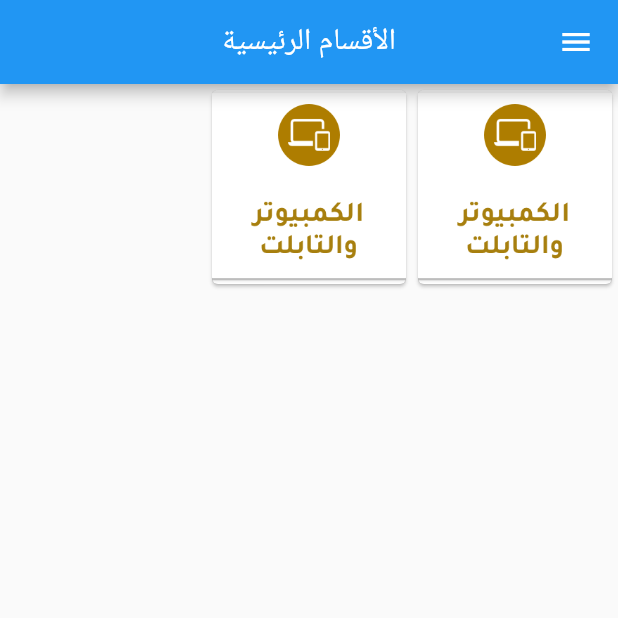
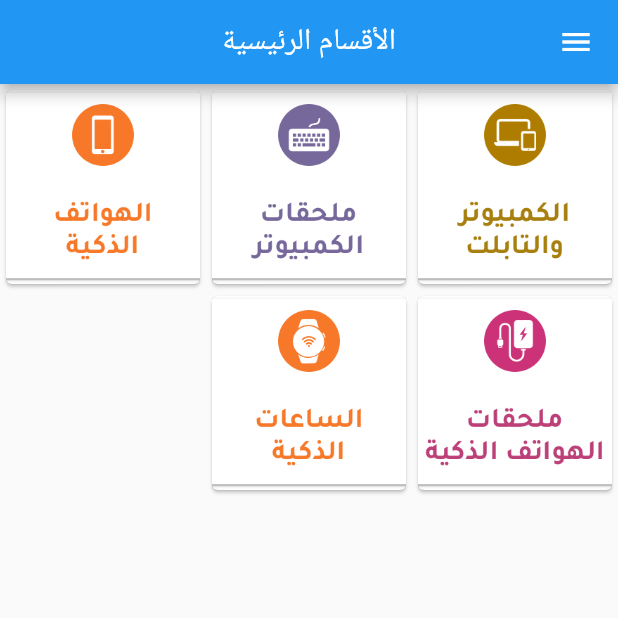
Before and after one commit to Abozaid91/MyStore, a Flutter app: the Categories screen opened by its route, on a phone screen of 412 x 824 dp, the top half of it. Run offline on Flutter 3.47's test engine with Material 2 defaults, Android fonts, the phone set to English and light mode, and no system bars; our stand-ins replace carousel_pro.

Commit message:
saving to github

```diff
--- a/lib/pages/categories.dart
+++ b/lib/pages/categories.dart
@@ -18,16 +18,40 @@ class _CategoriesState extends State<Categories> {
         children: [
           Container(child: Card(child: Column(children: [
            Expanded(child: Image.asset("images/LaptopsTablets.png",fit: BoxFit.cover,)),
+           //Container(child:Text("Laptops and Tablets",style: TextStyle(fontSize: 13,fontWeight: FontWeight.w900),)),
           ],
           ),
           ),
           ),
            Container(child: Card(child: Column(children: [
-           Expanded(child: Image.asset("images/LaptopsTablets.png",fit: BoxFit.cover,)),
+           Expanded(child: Image.asset("images/ComputerSuppliesARWeb.png",fit: BoxFit.cover,)),
+           //Container(child:Text("Laptops and Tablets",style: TextStyle(fontSize: 13,fontWeight: FontWeight.w900),)),
           ],
           ),
           ),
           ),
+             Container(child: Card(child: Column(children: [
+           Expanded(child: Image.asset("images/Smartphones.png",fit: BoxFit.cover,)),
+           //Container(child:Text("Laptops and Tablets",style: TextStyle(fontSize: 13,fontWeight: FontWeight.w900),)),
+          ],
+          ),
+          ),
+          ),
+             Container(child: Card(child: Column(children: [
+           Expanded(child: Image.asset("images/SmartphoneAccessories.png",fit: BoxFit.cover,)),
+           //Container(child:Text("Laptops and Tablets",style: TextStyle(fontSize: 13,fontWeight: FontWeight.w900),)),
+          ],
+          ),
+          ),
+          ),
+             Container(child: Card(child: Column(children: [
+           Expanded(child: Image.asset("images/Smartwatches.png",fit: BoxFit.cover,)),
+           //Container(child:Text("Laptops and Tablets",style: TextStyle(fontSize: 13,fontWeight: FontWeight.w900),)),
+          ],
+          ),
+          ),
+          ),
+
           //
         ],
         ),
```
Also changed, not shown: images/DigitalCards.png (added), images/SmartTV.png (added), images/VideoGames.png (added).
